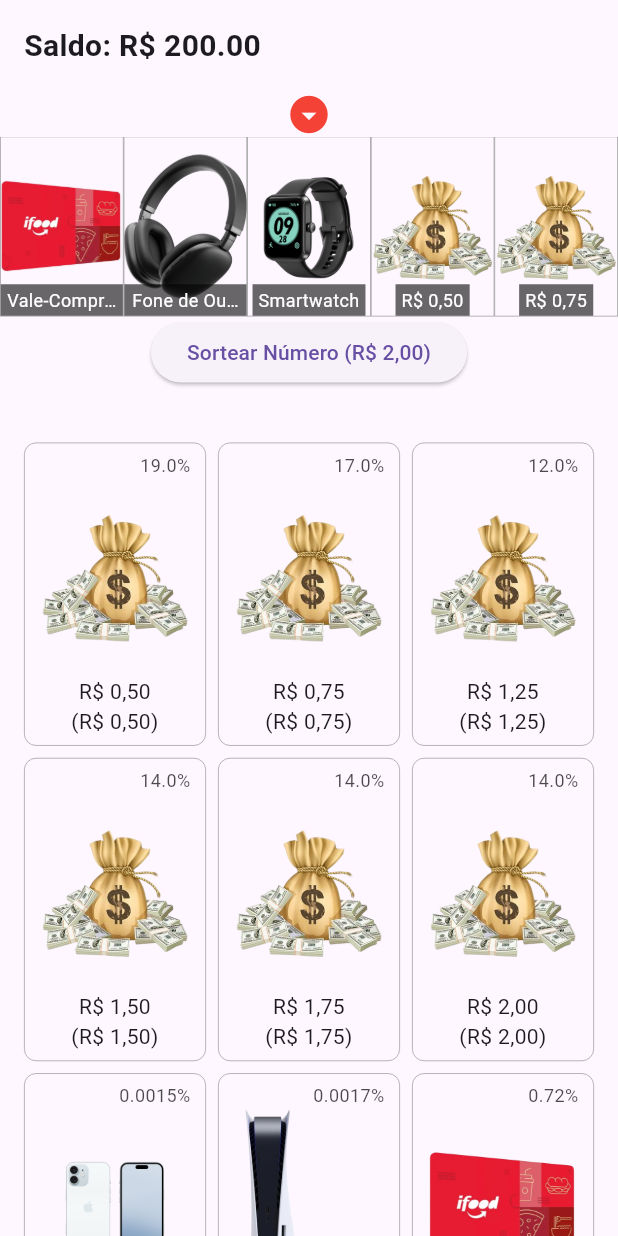
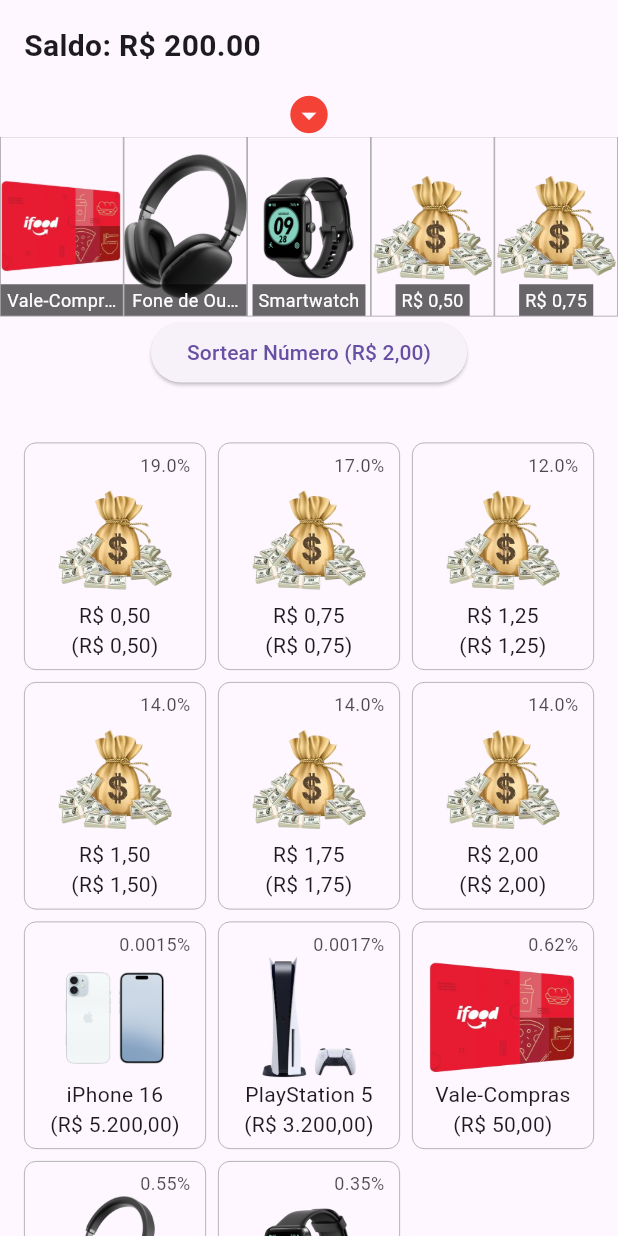
Before and after one commit to joaoconstancio1/genie_luck, a Flutter app: the screen it shows after launch, on a phone screen of 412 x 824 dp. Run offline on Flutter 3.47's test engine with Material 3 defaults, Android fonts, the phone set to English and light mode, and no system bars.

Commit message:
Update probability value for slider item and adjust grid layout parameters in GenieSlider

```diff
--- a/lib/genie_slider/data/slider_items_model.dart
+++ b/lib/genie_slider/data/slider_items_model.dart
@@ -73,7 +73,7 @@ class SliderItemModel {
         title: 'Vale-Compras',
         value: 50.00,
         image: 'assets/images/voucher.png',
-        probability: 0.72,
+        probability: 0.62,
       ),
       SliderItemModel(
         title: 'Fone de Ouvido Bluetooth',
--- a/lib/genie_slider/presenter/pages/genie_slider.dart
+++ b/lib/genie_slider/presenter/pages/genie_slider.dart
@@ -194,10 +194,10 @@ class _GenieSliderState extends State<GenieSlider> {
               physics: const NeverScrollableScrollPhysics(),
               gridDelegate: SliverGridDelegateWithFixedCrossAxisCount(
                 crossAxisCount:
-                    (MediaQuery.of(context).size.width ~/ 130).toInt(),
+                    (MediaQuery.of(context).size.width ~/ 120).toInt(),
                 crossAxisSpacing: 8.0,
                 mainAxisSpacing: 8.0,
-                childAspectRatio: 0.6,
+                childAspectRatio: 0.8,
               ),
               itemCount: sliderItems.length,
               itemBuilder: (context, index) {
```
